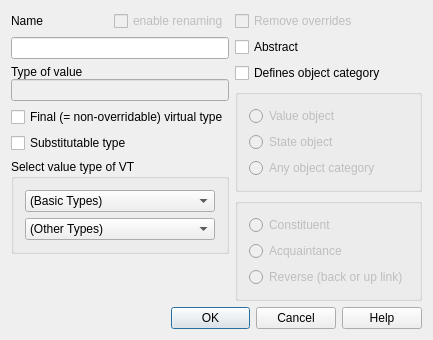
This is lavape/src/LavaPE_UI/idd_vtypebox.ui in berkus/lavape as Qt 5 draws it before an edit. The edited form follows.
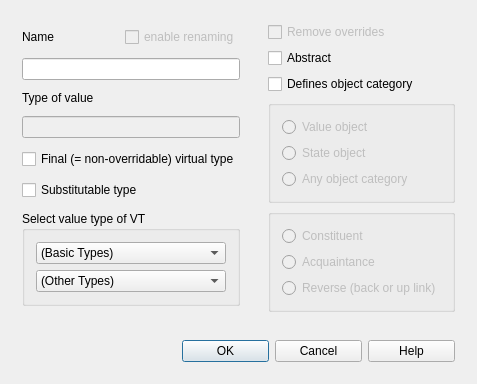
This is the edited form.

Patch:
```diff
--- a/lavape/src/LavaPE_UI/idd_vtypebox.ui
+++ b/lavape/src/LavaPE_UI/idd_vtypebox.ui
@@ -6,12 +6,12 @@
    <rect>
     <x>0</x>
     <y>0</y>
-    <width>399</width>
-    <height>301</height>
+    <width>439</width>
+    <height>332</height>
    </rect>
   </property>
   <property name="sizePolicy">
-   <sizepolicy hsizetype="Minimum" vsizetype="Minimum">
+   <sizepolicy hsizetype="Fixed" vsizetype="Fixed">
     <horstretch>0</horstretch>
     <verstretch>0</verstretch>
    </sizepolicy>
@@ -22,23 +22,27 @@
   <property name="windowTitle">
    <string>Virtual type</string>
   </property>
-  <layout class="QFormLayout" name="formLayout">
+  <layout class="QGridLayout" name="gridLayout">
    <item row="0" column="0">
-    <layout class="QVBoxLayout" name="verticalLayout_4">
-     <item>
+    <widget class="QWidget" name="widget" native="true">
+     <property name="sizePolicy">
+      <sizepolicy hsizetype="Preferred" vsizetype="Preferred">
+       <horstretch>0</horstretch>
+       <verstretch>0</verstretch>
+      </sizepolicy>
+     </property>
       <layout class="QVBoxLayout" name="verticalLayout_2">
        <item>
-        <layout class="QVBoxLayout">
-         <property name="spacing">
-          <number>6</number>
-         </property>
-         <property name="margin">
+       <widget class="QWidget" name="widget_5" native="true">
+        <property name="sizePolicy">
+         <sizepolicy hsizetype="Preferred" vsizetype="Fixed">
+          <horstretch>0</horstretch>
+          <verstretch>0</verstretch>
+         </sizepolicy>
+        </property>
+        <layout class="QHBoxLayout" name="horizontalLayout_3">
+         <property name="spacing">
           <number>0</number>
-         </property>
-         <item>
-          <layout class="QHBoxLayout">
-           <property name="spacing">
-            <number>6</number>
            </property>
            <property name="margin">
             <number>0</number>
@@ -46,7 +50,7 @@
            <item>
             <widget class="QLabel" name="Label_IDC_STATIC56">
              <property name="sizePolicy">
-              <sizepolicy hsizetype="Fixed" vsizetype="Fixed">
+            <sizepolicy hsizetype="Preferred" vsizetype="Fixed">
                <horstretch>0</horstretch>
                <verstretch>0</verstretch>
               </sizepolicy>
@@ -75,7 +79,7 @@
              </property>
              <property name="sizeHint" stdset="0">
               <size>
-               <width>10</width>
+             <width>20</width>
                <height>16</height>
               </size>
              </property>
@@ -86,6 +90,12 @@
              <property name="enabled">
               <bool>false</bool>
              </property>
+           <property name="sizePolicy">
+            <sizepolicy hsizetype="Preferred" vsizetype="Fixed">
+             <horstretch>0</horstretch>
+             <verstretch>0</verstretch>
+            </sizepolicy>
+           </property>
              <property name="focusPolicy">
               <enum>Qt::StrongFocus</enum>
              </property>
@@ -95,9 +105,16 @@
             </widget>
            </item>
           </layout>
+       </widget>
          </item>
          <item>
           <widget class="QLineEdit" name="NewName">
+        <property name="sizePolicy">
+         <sizepolicy hsizetype="Expanding" vsizetype="Fixed">
+          <horstretch>0</horstretch>
+          <verstretch>0</verstretch>
+         </sizepolicy>
+        </property>
            <property name="focusPolicy">
             <enum>Qt::StrongFocus</enum>
            </property>
@@ -106,18 +123,6 @@
            </property>
           </widget>
          </item>
-        </layout>
-       </item>
-       <item>
-        <layout class="QVBoxLayout" name="verticalLayout">
-         <item>
-          <layout class="QVBoxLayout">
-           <property name="spacing">
-            <number>0</number>
-           </property>
-           <property name="margin">
-            <number>0</number>
-           </property>
            <item>
             <widget class="QLabel" name="Label_IDC_STATIC57">
              <property name="sizePolicy">
@@ -139,6 +144,12 @@
              <property name="enabled">
               <bool>false</bool>
              </property>
+        <property name="sizePolicy">
+         <sizepolicy hsizetype="Preferred" vsizetype="Fixed">
+          <horstretch>0</horstretch>
+          <verstretch>0</verstretch>
+         </sizepolicy>
+        </property>
              <property name="focusPolicy">
               <enum>Qt::NoFocus</enum>
              </property>
@@ -146,11 +157,15 @@
               <set>Qt::AlignLeading</set>
              </property>
             </widget>
-           </item>
-          </layout>
          </item>
          <item>
           <widget class="QCheckBox" name="Final">
+        <property name="sizePolicy">
+         <sizepolicy hsizetype="Preferred" vsizetype="Fixed">
+          <horstretch>0</horstretch>
+          <verstretch>0</verstretch>
+         </sizepolicy>
+        </property>
            <property name="text">
             <string>Final (= non-overridable) virtual type</string>
            </property>
@@ -158,19 +173,21 @@
          </item>
          <item>
           <widget class="QCheckBox" name="Substitutable">
+        <property name="sizePolicy">
+         <sizepolicy hsizetype="Preferred" vsizetype="Fixed">
+          <horstretch>0</horstretch>
+          <verstretch>0</verstretch>
+         </sizepolicy>
+        </property>
            <property name="text">
             <string>Substitutable type</string>
            </property>
           </widget>
          </item>
-        </layout>
-       </item>
-      </layout>
-     </item>
      <item>
       <widget class="QGroupBox" name="GroupBox_IDC_STATIC29">
        <property name="sizePolicy">
-        <sizepolicy hsizetype="Expanding" vsizetype="Fixed">
+         <sizepolicy hsizetype="Preferred" vsizetype="Fixed">
          <horstretch>0</horstretch>
          <verstretch>0</verstretch>
         </sizepolicy>
@@ -190,6 +207,12 @@
         </property>
         <item>
          <widget class="QComboBox" name="BasicTypes">
+           <property name="sizePolicy">
+            <sizepolicy hsizetype="Preferred" vsizetype="Fixed">
+             <horstretch>0</horstretch>
+             <verstretch>0</verstretch>
+            </sizepolicy>
+           </property>
           <property name="sizeAdjustPolicy">
            <enum>QComboBox::AdjustToContents</enum>
           </property>
@@ -202,6 +225,12 @@
         </item>
         <item>
          <widget class="QComboBox" name="NamedTypes">
+           <property name="sizePolicy">
+            <sizepolicy hsizetype="Preferred" vsizetype="Fixed">
+             <horstretch>0</horstretch>
+             <verstretch>0</verstretch>
+            </sizepolicy>
+           </property>
           <property name="sizeAdjustPolicy">
            <enum>QComboBox::AdjustToContents</enum>
           </property>
@@ -216,22 +245,28 @@
       </widget>
      </item>
     </layout>
+    </widget>
    </item>
    <item row="0" column="1">
-    <layout class="QVBoxLayout" name="verticalLayout_3">
-     <item>
-      <layout class="QVBoxLayout">
-       <property name="spacing">
-        <number>6</number>
-       </property>
-       <property name="margin">
-        <number>0</number>
-       </property>
+    <widget class="QWidget" name="widget_2" native="true">
+     <property name="sizePolicy">
+      <sizepolicy hsizetype="Preferred" vsizetype="Preferred">
+       <horstretch>0</horstretch>
+       <verstretch>0</verstretch>
+      </sizepolicy>
+     </property>
+     <layout class="QVBoxLayout" name="verticalLayout">
        <item>
         <widget class="QCheckBox" name="RMOverrides">
          <property name="enabled">
           <bool>false</bool>
          </property>
+        <property name="sizePolicy">
+         <sizepolicy hsizetype="Preferred" vsizetype="Fixed">
+          <horstretch>0</horstretch>
+          <verstretch>0</verstretch>
+         </sizepolicy>
+        </property>
          <property name="focusPolicy">
           <enum>Qt::StrongFocus</enum>
          </property>
@@ -242,6 +277,12 @@
        </item>
        <item>
         <widget class="QCheckBox" name="VTAbstract">
+        <property name="sizePolicy">
+         <sizepolicy hsizetype="Preferred" vsizetype="Fixed">
+          <horstretch>0</horstretch>
+          <verstretch>0</verstretch>
+         </sizepolicy>
+        </property>
          <property name="focusPolicy">
           <enum>Qt::StrongFocus</enum>
          </property>
@@ -252,6 +293,12 @@
        </item>
        <item>
         <widget class="QCheckBox" name="DefCat">
+        <property name="sizePolicy">
+         <sizepolicy hsizetype="Preferred" vsizetype="Fixed">
+          <horstretch>0</horstretch>
+          <verstretch>0</verstretch>
+         </sizepolicy>
+        </property>
          <property name="focusPolicy">
           <enum>Qt::StrongFocus</enum>
          </property>
@@ -260,12 +307,10 @@
          </property>
         </widget>
        </item>
-      </layout>
-     </item>
      <item>
       <widget class="QGroupBox" name="BGroup_ObjCat">
        <property name="sizePolicy">
-        <sizepolicy hsizetype="Preferred" vsizetype="Fixed">
+         <sizepolicy hsizetype="Preferred" vsizetype="Preferred">
          <horstretch>0</horstretch>
          <verstretch>0</verstretch>
         </sizepolicy>
@@ -282,6 +327,12 @@
           <property name="enabled">
            <bool>false</bool>
           </property>
+           <property name="sizePolicy">
+            <sizepolicy hsizetype="Preferred" vsizetype="Fixed">
+             <horstretch>0</horstretch>
+             <verstretch>0</verstretch>
+            </sizepolicy>
+           </property>
           <property name="text">
            <string>Value object</string>
           </property>
@@ -295,6 +346,12 @@
           <property name="enabled">
            <bool>false</bool>
           </property>
+           <property name="sizePolicy">
+            <sizepolicy hsizetype="Preferred" vsizetype="Fixed">
+             <horstretch>0</horstretch>
+             <verstretch>0</verstretch>
+            </sizepolicy>
+           </property>
           <property name="focusPolicy">
            <enum>Qt::StrongFocus</enum>
           </property>
@@ -308,6 +365,12 @@
           <property name="enabled">
            <bool>false</bool>
           </property>
+           <property name="sizePolicy">
+            <sizepolicy hsizetype="Preferred" vsizetype="Fixed">
+             <horstretch>0</horstretch>
+             <verstretch>0</verstretch>
+            </sizepolicy>
+           </property>
           <property name="text">
            <string>Any object category</string>
           </property>
@@ -319,7 +382,7 @@
      <item>
       <widget class="QGroupBox" name="BGroup_KindOfRef">
        <property name="sizePolicy">
-        <sizepolicy hsizetype="Preferred" vsizetype="Fixed">
+         <sizepolicy hsizetype="Preferred" vsizetype="Preferred">
          <horstretch>0</horstretch>
          <verstretch>0</verstretch>
         </sizepolicy>
@@ -336,6 +399,12 @@
           <property name="enabled">
            <bool>false</bool>
           </property>
+           <property name="sizePolicy">
+            <sizepolicy hsizetype="Preferred" vsizetype="Fixed">
+             <horstretch>0</horstretch>
+             <verstretch>0</verstretch>
+            </sizepolicy>
+           </property>
           <property name="text">
            <string>Constituent</string>
           </property>
@@ -352,6 +421,12 @@
           <property name="enabled">
            <bool>false</bool>
           </property>
+           <property name="sizePolicy">
+            <sizepolicy hsizetype="Preferred" vsizetype="Fixed">
+             <horstretch>0</horstretch>
+             <verstretch>0</verstretch>
+            </sizepolicy>
+           </property>
           <property name="text">
            <string>Acquaintance</string>
           </property>
@@ -365,6 +440,12 @@
           <property name="enabled">
            <bool>false</bool>
           </property>
+           <property name="sizePolicy">
+            <sizepolicy hsizetype="Preferred" vsizetype="Fixed">
+             <horstretch>0</horstretch>
+             <verstretch>0</verstretch>
+            </sizepolicy>
+           </property>
           <property name="text">
            <string>Reverse (back or up link)</string>
           </property>
@@ -374,22 +455,24 @@
       </widget>
      </item>
     </layout>
+    </widget>
    </item>
    <item row="1" column="0" colspan="2">
-    <layout class="QHBoxLayout">
-     <property name="spacing">
-      <number>6</number>
+    <widget class="QWidget" name="widget_4" native="true">
+     <property name="sizePolicy">
+      <sizepolicy hsizetype="Preferred" vsizetype="Fixed">
+       <horstretch>0</horstretch>
+       <verstretch>0</verstretch>
+      </sizepolicy>
      </property>
-     <property name="margin">
-      <number>0</number>
-     </property>
+     <layout class="QHBoxLayout" name="horizontalLayout">
      <item>
       <spacer>
        <property name="orientation">
         <enum>Qt::Horizontal</enum>
        </property>
        <property name="sizeType">
-        <enum>QSizePolicy::Expanding</enum>
+         <enum>QSizePolicy::Preferred</enum>
        </property>
        <property name="sizeHint" stdset="0">
         <size>
@@ -401,6 +484,12 @@
      </item>
      <item>
       <widget class="QPushButton" name="ID_OK">
+        <property name="sizePolicy">
+         <sizepolicy hsizetype="Preferred" vsizetype="Fixed">
+          <horstretch>0</horstretch>
+          <verstretch>0</verstretch>
+         </sizepolicy>
+        </property>
        <property name="minimumSize">
         <size>
          <width>1</width>
@@ -421,7 +510,7 @@
      <item>
       <widget class="QPushButton" name="ID_CANCEL">
        <property name="sizePolicy">
-        <sizepolicy hsizetype="Fixed" vsizetype="Fixed">
+         <sizepolicy hsizetype="Preferred" vsizetype="Fixed">
          <horstretch>0</horstretch>
          <verstretch>0</verstretch>
         </sizepolicy>
@@ -443,7 +532,7 @@
      <item>
       <widget class="QPushButton" name="ID_HELP">
        <property name="sizePolicy">
-        <sizepolicy hsizetype="Fixed" vsizetype="Fixed">
+         <sizepolicy hsizetype="Preferred" vsizetype="Fixed">
          <horstretch>0</horstretch>
          <verstretch>0</verstretch>
         </sizepolicy>
@@ -463,6 +552,7 @@
       </widget>
      </item>
     </layout>
+    </widget>
    </item>
   </layout>
  </widget>
```
Lines whose indentation alone changed are shown as unchanged.
